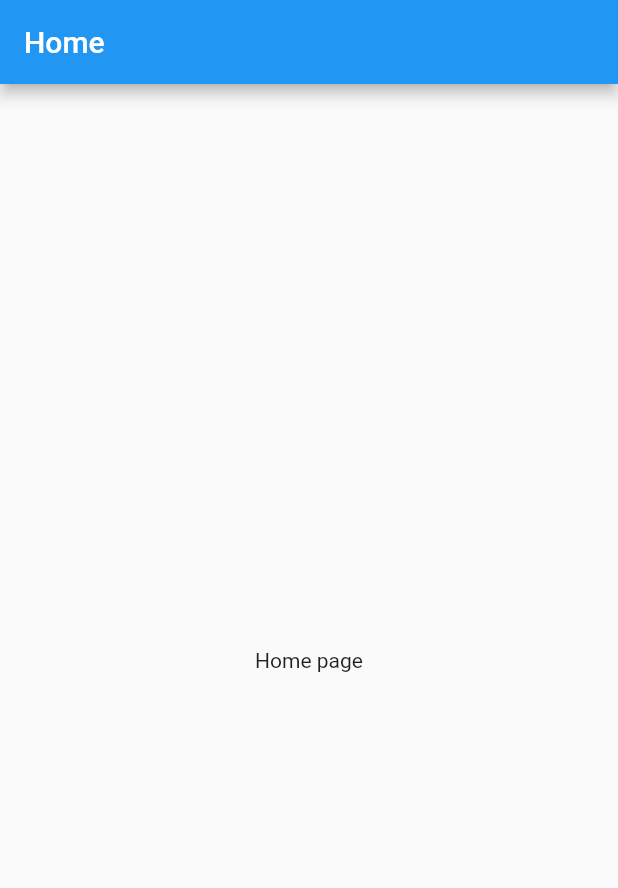
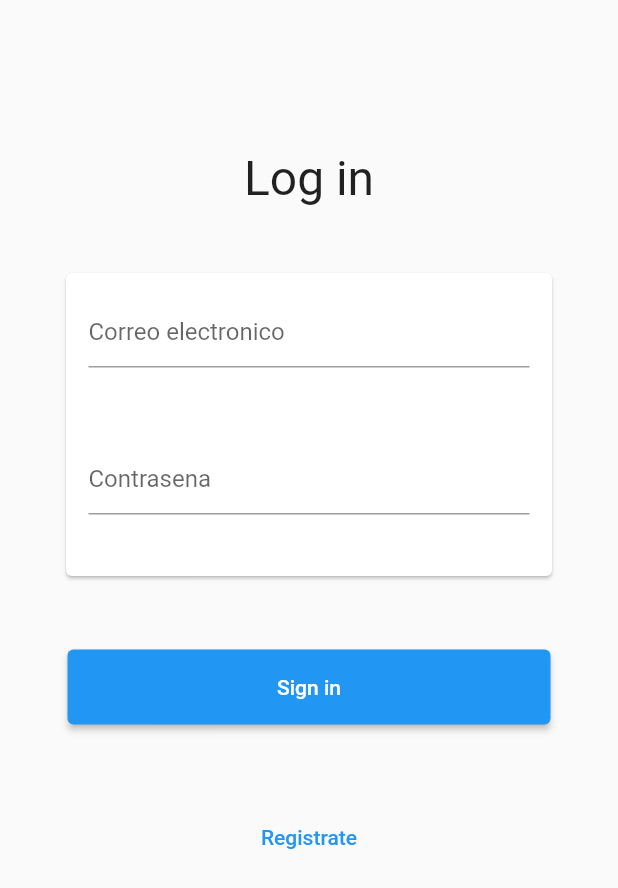
Before and after one commit to yorch-JMG/caracol_frontend, a Flutter app: the screen it shows after launch, on a phone screen of 412 x 824 dp. Shown: the top 888 px of the screen. Run offline on Flutter 3.47's test engine with Material 2 defaults, Android fonts, the phone set to English and light mode, and no system bars.

Commit message:
Login page complete

```diff
--- a/lib/home_page.dart
+++ b/lib/home_page.dart
@@ -1,3 +1,4 @@
+import 'package:flutter/material.dart';
 import 'package:flutter/widgets.dart';
 
 class HomePage extends StatefulWidget {
--- a/lib/login_page.dart
+++ b/lib/login_page.dart
@@ -0,0 +1,108 @@
+import 'package:flutter/widgets.dart';
+import 'package:flutter/material.dart';
+
+class LoginPage extends StatefulWidget {
+  @override
+  _LoginPageState createState() => _LoginPageState();
+}
+
+class _LoginPageState extends State<LoginPage> {
+  final double verticalSpacing = 20;
+  final double titleFontSize = 32;
+  final String emailHintText = "Correo electronico";
+  final String passwordHintText = "Contrasena";
+  @override
+  Widget build(BuildContext context) {
+    return Scaffold(
+        body: SingleChildScrollView(
+            child: Container(
+                padding: EdgeInsets.fromLTRB(20, 100, 20, 25),
+                child: Column (
+                    mainAxisAlignment: MainAxisAlignment.center,
+                    crossAxisAlignment: CrossAxisAlignment.center,
+                  children: [
+                    Text(
+                        'Log in',
+                        style: TextStyle(fontSize: titleFontSize),
+                    ),
+                    SizedBox(
+                        height: verticalSpacing,
+                    ),
+                    Container(
+                        height: 250,
+                        width: MediaQuery.of(context).size.width,
+                        padding: const EdgeInsets.all(0),
+                        child: Padding(
+                            padding: const EdgeInsets.all(20),
+                            child: Card(
+                                child: Container(
+                                    height: 200,
+                                    width: MediaQuery.of(context).size.width,
+                                    decoration:
+                                      BoxDecoration(borderRadius: BorderRadius.circular(20)),
+                                      child: Column(
+                                          children: [
+                                            Padding(
+                                                padding: const EdgeInsets.all(15),
+                                                child: TextField(
+                                                        decoration: InputDecoration(
+                                                        hintText: emailHintText,
+                                                        ),
+                                                      ),
+                                                ),
+
+                                            SizedBox(
+                                              height: verticalSpacing,
+                                            ),
+
+                                            Padding(
+                                                padding: const EdgeInsets.all(15),
+                                                child: TextField(
+                                                decoration: InputDecoration(
+                                                hintText: passwordHintText,
+                                                ),
+                                              ),
+                                            ),
+                                            SizedBox(
+                                              height: verticalSpacing,
+                                            ),
+
+                                          ],
+                                      ),
+                                ),
+                                ),
+                        ),
+                    ),
+                    Padding(
+                        padding: const EdgeInsets.all(25),
+                        child: SizedBox(
+                          height: 50,
+                          width: MediaQuery.of(context).size.width,
+                          child: ElevatedButton(
+                            child: Text('Sign in'),
+                            onPressed: () {},
+                        ),
+                      ),
+                    ),
+                    SizedBox(
+                        height: verticalSpacing,
+                    ),
+                    Padding(
+                        padding: const EdgeInsets.all(5),
+                        child: SizedBox(
+                            height: 50,
+                            width: MediaQuery.of(context).size.width,
+                            child: TextButton(
+                                child: Text('Registrate'),
+                                onPressed: () {},
+                            ),
+
+                        )
+                    )
+                ],
+            ),
+        ),
+    )
+  );
+}
+}
--- a/lib/main.dart
+++ b/lib/main.dart
@@ -1,4 +1,5 @@
 import 'package:caracol_frontend/home_page.dart';
+import 'package:caracol_frontend/login_page.dart';
 import 'package:flutter/material.dart';
 
 void main() {
@@ -16,7 +17,7 @@ class MyApp extends StatelessWidget {
       theme: ThemeData(
         primarySwatch: Colors.blue,
       ),
-      home: HomePage(),
+      home: LoginPage(),
     );
   }
 }
```
